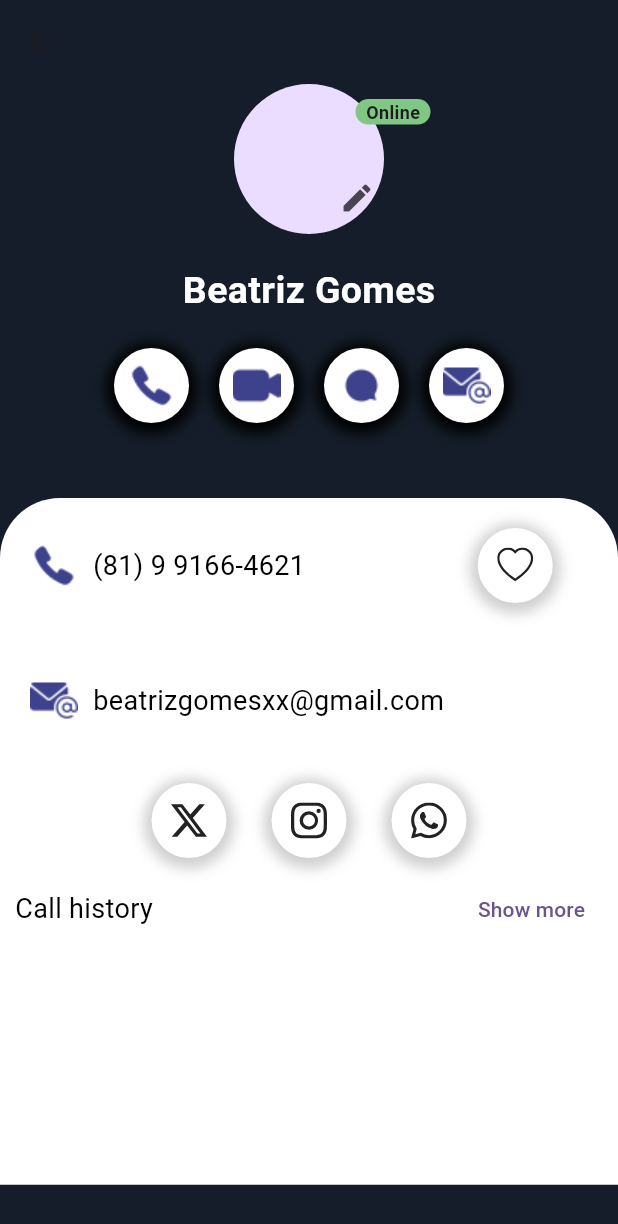
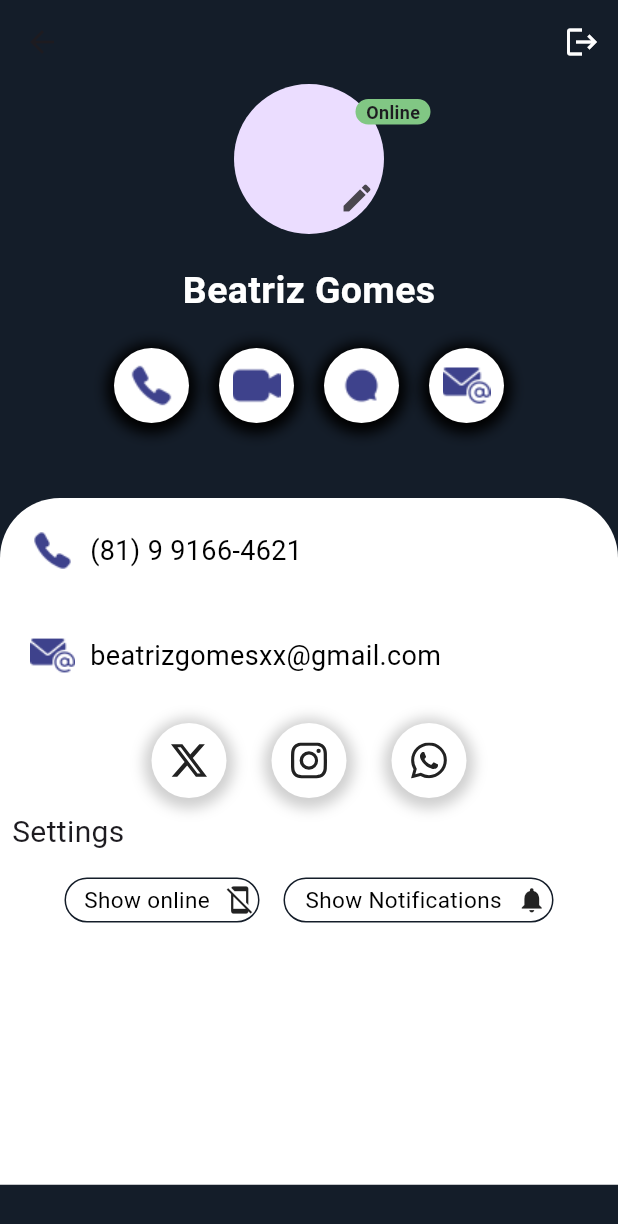
Before and after one commit to beatrizgomees/contact-flutter-app, a Flutter app: the Profilepage screen opened directly, on a phone screen of 412 x 824 dp. Shown: the top 1224 px of the screen. Run offline on Flutter 3.47's test engine with Material 3 defaults, Android fonts, the phone set to English and light mode, and no system bars; our stand-ins replace cloud_firestore, curved_labeled_navigation_bar, firebase_auth, firebase_core, firebase_messaging, flutter_local_notifications and 4 more; missing offline and left inert: dart:ffi; accounts and stored records are empty.

Commit message:
some details in profile view

```diff
--- a/frontend/contact_book_app/lib/features/contact_crud/create_contact_view.dart
+++ b/frontend/contact_book_app/lib/features/contact_crud/create_contact_view.dart
@@ -22,7 +22,8 @@ class _CreateContactViewState extends State<CreateContactView> {
       appBar: AppBar(
         foregroundColor: Colors.white,
         backgroundColor: AppTheme.backgroundPrincipalColor),
-        body: ChangeNotifierProvider(
+        body: SafeArea(
+          child: ChangeNotifierProvider(
               create: (context) => CreateViewModel(),
           child: Consumer<CreateViewModel>(
             builder: (context, viewModel, _) {
@@ -35,7 +36,7 @@ class _CreateContactViewState extends State<CreateContactView> {
 
                 Divider(),
 
-              const SizedBox(height: 50),
+                const SizedBox(height: 10),
                 Text("Add new Contact", style: AppTheme.titleWhiteFont,),
                 const SizedBox(height: 50),
 
@@ -96,6 +97,7 @@ class _CreateContactViewState extends State<CreateContactView> {
             },
           ),
                 ),
+        ),
     );
   }
 }
--- a/frontend/contact_book_app/lib/features/profile/profile_view.dart
+++ b/frontend/contact_book_app/lib/features/profile/profile_view.dart
@@ -1,3 +1,4 @@
+import 'package:contact_book_app/features/shared/ui/commom/button_transparent_component.dart';
 import 'package:contact_book_app/features/shared/ui/commom/icon_button_component.dart';
 import 'package:contact_book_app/features/shared/ui/commom/info_card_component.dart';
 import 'package:contact_book_app/features/shared/utils/themes/AppTheme.dart';
@@ -19,7 +20,10 @@ class _ProfilepageState extends State<Profilepage> {
     return Scaffold(
       backgroundColor: AppTheme.backgroundPrincipalColor,
       appBar: AppBar(
-        backgroundColor:AppTheme.backgroundPrincipalColor
+        backgroundColor:AppTheme.backgroundPrincipalColor,
+        actions: [
+          IconButton(onPressed: () {}, icon: Icon(Icons.logout), color: Colors.white,)
+        ],
       ),
      body: Stack(
        children: [
@@ -64,19 +68,51 @@ class _ProfilepageState extends State<Profilepage> {
 
                   _buildListHorizontalSocialMedia(context),
 
-                   Row(
+                   const Row(
                     mainAxisAlignment: MainAxisAlignment.spaceBetween,
                     children: [
+                     Padding(
+                       padding: EdgeInsets.all(8.0),
+                       child: Text('Settings', style: TextStyle(fontSize: 20),),
+                     ),
+
+                    ],
+                   ),
+                   Row(
+                    mainAxisAlignment: MainAxisAlignment.center,
+                    crossAxisAlignment: CrossAxisAlignment.center,
+                     children: [
                        Padding(
-                        padding: EdgeInsets.all(10),
-                        child: Text("Call history", style: AppTheme.blackFontStyleTitle,),
-                      ),
-                      Padding(
-                        padding: const EdgeInsets.all(10),
-                        child: TextButton(onPressed: () {}, child: const Text("Show more")),
+                         padding: const EdgeInsets.all(8.0),
+                         child: ButtonTransparentComponent(
+                          width: 130,
+                          height: 30,
+                          colorBorder: Color.fromRGBO(20, 29, 41,1),
+                          border: 20,
+                          title: 'Show online',
+                          colortitle: Colors.black,
+                          sizeTitle: 15,
+                          icon: Icons.mobile_off,
+                          iconSize: 20,
+                         ),
+                       ),
+                        Padding(
+                        padding: const EdgeInsets.all(8.0),
+                        child: ButtonTransparentComponent(
+                          width: 180,
+                          height: 30,
+                          colorBorder: Color.fromRGBO(20, 29, 41,1),
+                          border: 20,
+                          title: 'Show Notifications',
+                          colortitle: Colors.black,
+                          sizeTitle: 15,
+                          iconSize: 20,
+                          icon: Icons.notifications,
+                        ),
                       )
-                    ],
-                   )
+                     ],
+                   ),
+
                   ],
                 ),
                )
--- a/frontend/contact_book_app/lib/features/shared/ui/commom/info_card_component.dart
+++ b/frontend/contact_book_app/lib/features/shared/ui/commom/info_card_component.dart
@@ -18,7 +18,7 @@ class InfoCardComponent extends StatelessWidget {
       padding: const EdgeInsets.all(20),
       child: Container(
         width: MediaQuery.of(context).size.width,
-        height: 50,
+        height: 30,
         decoration: BoxDecoration(
         borderRadius: BorderRadius.circular(20)
         ),
@@ -32,12 +32,7 @@ class InfoCardComponent extends StatelessWidget {
               fontWeight: FontWeight.w400,
               color: Colors.black),),
             SizedBox(width: isContact == true ? 115 : 50),
-            isContact == true ?
-            IconButtonComponent(
-              colorContainer: Colors.white,
-              colorshadow: Colors.grey.withOpacity(0.5),
-              isIcon: true,
-                icon: Icon(Bootstrap.heart)) :  SizedBox.shrink(),
+
           ] ,
         ),
         ),
```
Lines whose indentation alone changed are shown as unchanged.
